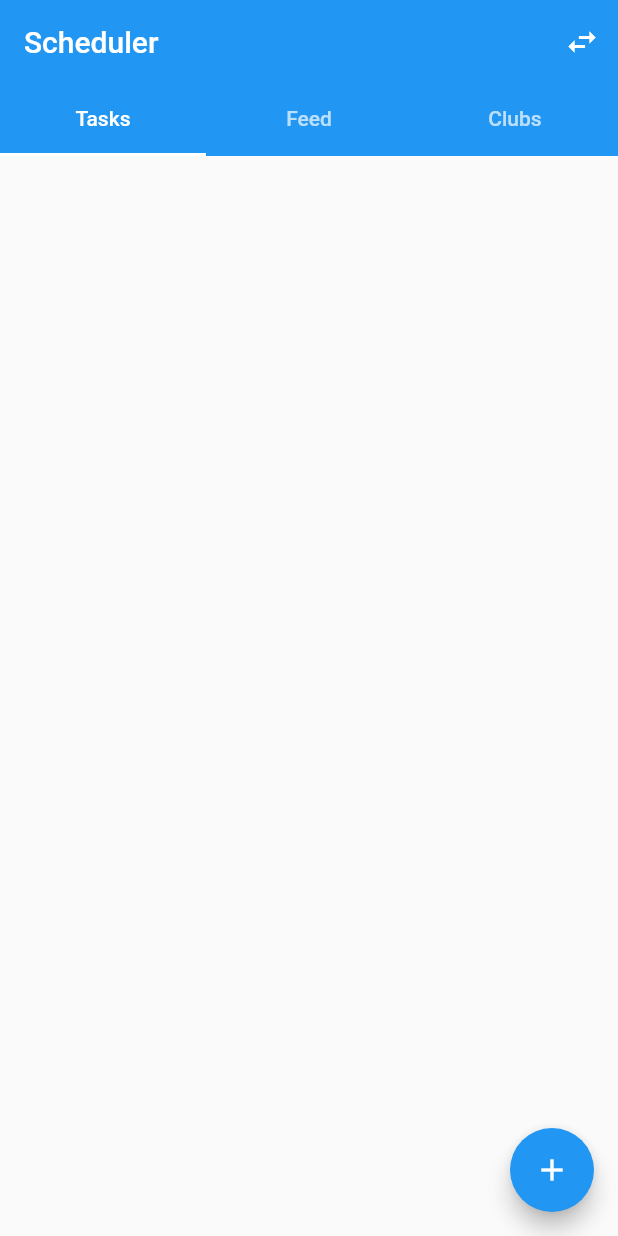
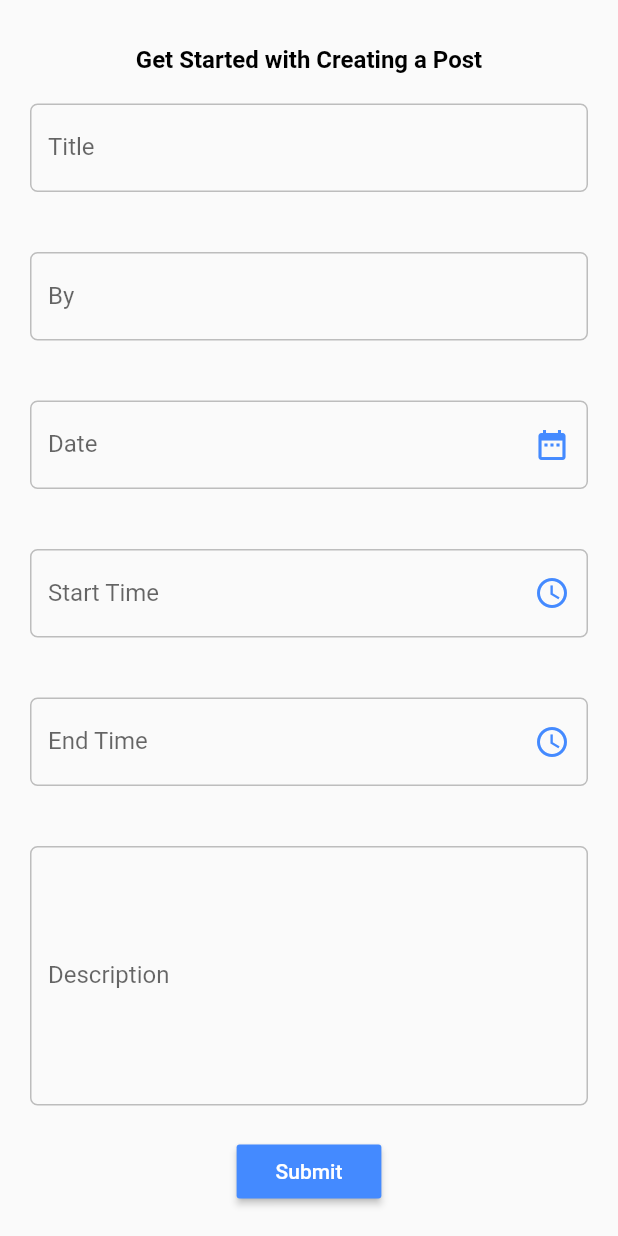
Before and after one commit to PraneethChandra18/RemindMe, a Flutter app: the screen it shows after launch, after a tap on the "add" icon, on a phone screen of 412 x 824 dp. Run offline on Flutter 3.47's test engine with Material 2 defaults, Android fonts, the phone set to English and light mode, and no system bars; our stand-ins replace flutter_datetime_picker.

Commit message:
Form Page Added

```diff
--- /dev/null
+++ b/lib/pages/student/forms.dart
@@ -0,0 +1,200 @@
+import 'package:flutter/cupertino.dart';
+import 'package:flutter/material.dart';
+import 'package:flutter_datetime_picker/flutter_datetime_picker.dart';
+import 'package:scheduler/models/remainder.dart';
+
+class Forms extends StatefulWidget{
+  _Form createState() => _Form();
+}
+class _Form extends State<Forms>{
+  TextEditingController title = new TextEditingController();
+  TextEditingController by = new TextEditingController();
+  TextEditingController starttime = new TextEditingController();
+  TextEditingController endtime = new TextEditingController();
+  TextEditingController date = new TextEditingController();
+  TextEditingController description = new TextEditingController();
+  @override
+  Widget build(BuildContext context) {
+    return SafeArea(
+      child: Scaffold(
+        body: SingleChildScrollView(
+          child: Column(
+            children: <Widget>[
+              SizedBox(
+                height: 30,
+              ),
+              Text("Get Started with Creating a Post",style: TextStyle(fontWeight: FontWeight.bold,fontSize: 16),),
+              Padding(
+                padding: EdgeInsets.all(20),
+                child: TextField(
+                  controller: title,
+                  decoration: InputDecoration(
+                    labelText: "Title",
+                    hintText: "Provide Title to the post",
+                    focusedBorder: OutlineInputBorder(
+                      borderRadius: BorderRadius.circular(5),
+                      borderSide: BorderSide(color: Colors.blueAccent)
+                    ),
+                    enabledBorder: OutlineInputBorder(
+                        borderRadius: BorderRadius.circular(5),
+                        borderSide: BorderSide(color: Colors.grey.shade400)
+                    )
+                  ),
+                ),
+              ),
+              Padding(
+                padding: EdgeInsets.all(20),
+                child: TextField(
+                  controller: by,
+                  decoration: InputDecoration(
+                      labelText: "By",
+                      hintText: "Provide club and member name",
+                      focusedBorder: OutlineInputBorder(
+                          borderRadius: BorderRadius.circular(5),
+                          borderSide: BorderSide(color: Colors.blueAccent)
+                      ),
+                      enabledBorder: OutlineInputBorder(
+                          borderRadius: BorderRadius.circular(5),
+                          borderSide: BorderSide(color: Colors.grey.shade400)
+                      )
+                  ),
+                ),
+              ),
+              Padding(
+                padding: EdgeInsets.all(20),
+                child: TextField(
+                  controller: date,
+                  decoration: InputDecoration(
+                      labelText: "Date",
+                      hintText: "Provide date of event",
+                      suffixIcon: IconButton(
+                        icon: Icon(Icons.date_range,color: Colors.blueAccent,),
+                        onPressed: (){
+                          DatePicker.showDatePicker(
+                            context,
+                            showTitleActions: true,
+                            minTime: DateTime.now(),
+                            maxTime: DateTime(DateTime.now().year+1,DateTime.now().month,DateTime.now().day),
+                            onConfirm: (dates){
+                              date.text = dates.toString().substring(0,10);
+                            },
+                            currentTime: DateTime.now(),
+                            locale: LocaleType.en,
+                          );
+                        },
+                      ),
+                      focusedBorder: OutlineInputBorder(
+                          borderRadius: BorderRadius.circular(5),
+                          borderSide: BorderSide(color: Colors.blueAccent)
+                      ),
+                      enabledBorder: OutlineInputBorder(
+                          borderRadius: BorderRadius.circular(5),
+                          borderSide: BorderSide(color: Colors.grey.shade400)
+                      )
+                  ),
+                ),
+              ),
+              Padding(
+                padding: EdgeInsets.all(20),
+                child: TextField(
+                  controller: starttime,
+                  decoration: InputDecoration(
+                      labelText: "Start Time",
+                      hintText: "Provide start time of event",
+                      suffixIcon: IconButton(
+                        icon: Icon(Icons.schedule,color: Colors.blueAccent,),
+                        onPressed: (){
+                          DatePicker.showTimePicker(
+                            context,
+                            showTitleActions: true,
+                            showSecondsColumn: false,
+                            onConfirm: (dates){
+                              starttime.text = dates.toString().substring(11,16);
+                            },
+                            currentTime: DateTime.now(),
+                            locale: LocaleType.en,
+                          );
+                        },
+                      ),
+                      focusedBorder: OutlineInputBorder(
+                          borderRadius: BorderRadius.circular(5),
+                          borderSide: BorderSide(color: Colors.blueAccent)
+                      ),
+                      enabledBorder: OutlineInputBorder(
+                          borderRadius: BorderRadius.circular(5),
+                          borderSide: BorderSide(color: Colors.grey.shade400)
+                      )
+                  ),
+                ),
+              ),
+              Padding(
+                padding: EdgeInsets.all(20),
+                child: TextField(
+                  controller: endtime,
+                  decoration: InputDecoration(
+                      labelText: "End Time",
+                      hintText: "Provide end time of event",
+                      suffixIcon: IconButton(
+                        icon: Icon(Icons.schedule,color: Colors.blueAccent,),
+                        onPressed: (){
+                          DatePicker.showTimePicker(
+                            context,
+                            showTitleActions: true,
+                            showSecondsColumn: false,
+                            onConfirm: (dates){
+                              endtime.text = dates.toString().substring(11,16);
+                            },
+                            currentTime: DateTime.now(),
+                            locale: LocaleType.en,
+                          );
+                        },
+                      ),
+                      focusedBorder: OutlineInputBorder(
+                          borderRadius: BorderRadius.circular(5),
+                          borderSide: BorderSide(color: Colors.blueAccent)
+                      ),
+                      enabledBorder: OutlineInputBorder(
+                          borderRadius: BorderRadius.circular(5),
+                          borderSide: BorderSide(color: Colors.grey.shade400)
+                      )
+                  ),
+                ),
+              ),
+              Padding(
+                padding: EdgeInsets.all(20),
+                child: TextField(
+                  controller: description,
+                  maxLines: 7,
+                  decoration: InputDecoration(
+                      labelText: "Description",
+                      hintText: "Provide description for the post",
+                      focusedBorder: OutlineInputBorder(
+                          borderRadius: BorderRadius.circular(5),
+                          borderSide: BorderSide(color: Colors.blueAccent)
+                      ),
+                      enabledBorder: OutlineInputBorder(
+                          borderRadius: BorderRadius.circular(5),
+                          borderSide: BorderSide(color: Colors.grey.shade400)
+                      )
+                  ),
+                ),
+              ),
+              RaisedButton(
+                color: Colors.blueAccent,
+                onPressed: (){
+                  var data = new Remainder(title.value.toString(),description.value.toString(), by.value.toString(), date.value.toString(), starttime.value.toString(), endtime.value.toString());
+                  print(data);
+                },
+                child: Padding(
+                  padding: EdgeInsets.all(10),
+                  child: Text("Submit",style: TextStyle(color: Colors.white),),
+                ),
+              )
+            ],
+          ),
+        ),
+      ),
+    );
+  }
+
+}
--- a/lib/pages/student/tasks.dart
+++ b/lib/pages/student/tasks.dart
@@ -1,6 +1,7 @@
 import 'package:flutter/material.dart';
 import 'package:scheduler/bridges/constants.dart';
 import 'package:scheduler/models/remainder.dart';
+import 'package:scheduler/pages/student/forms.dart';
 
 class Tasks extends StatefulWidget {
   @override
@@ -15,7 +16,9 @@ class _TasksState extends State<Tasks> {
       body: RemainderItems(),
       floatingActionButton: FloatingActionButton(
         child: Icon(Icons.add),
-        onPressed: (){},
+        onPressed: (){
+          Navigator.push(context, MaterialPageRoute(builder: (context)=>Forms()));
+        },
       ),
     );
   }
--- a/pubspec.yaml
+++ b/pubspec.yaml
@@ -30,6 +30,7 @@ dependencies:
   cupertino_icons: ^0.1.3
   firebase_auth: ^0.18.0+1
   google_sign_in: ^4.5.3
+  flutter_datetime_picker: ^1.4.0
 
 dev_dependencies:
   flutter_test:
```
Also changed, not shown: pubspec.lock.
